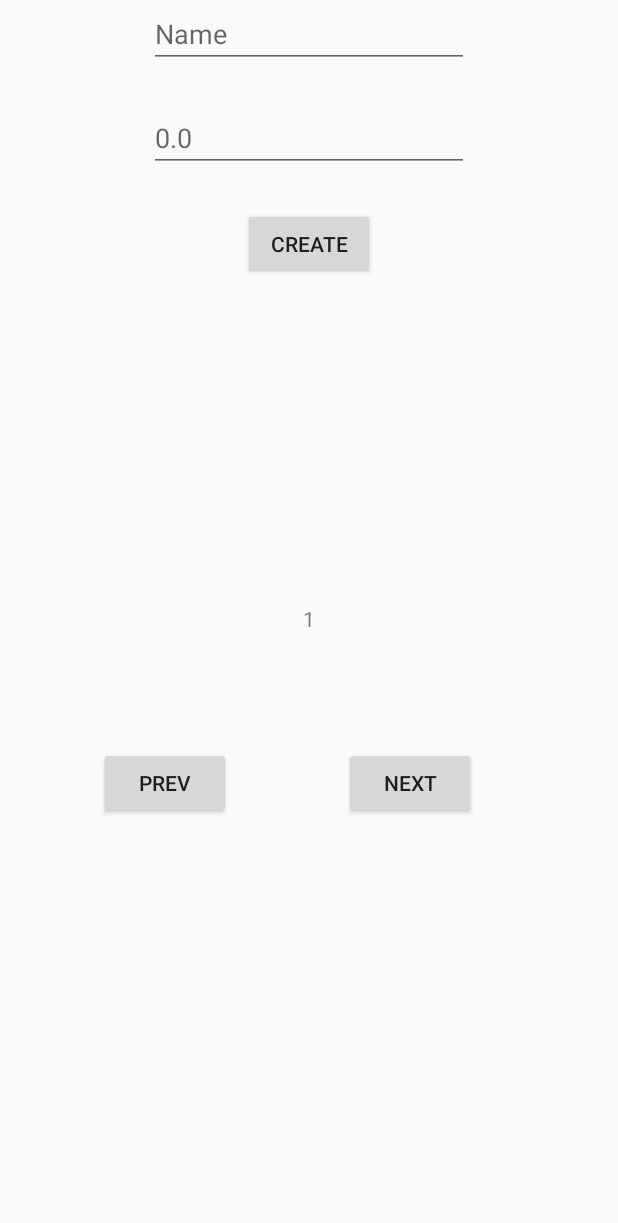
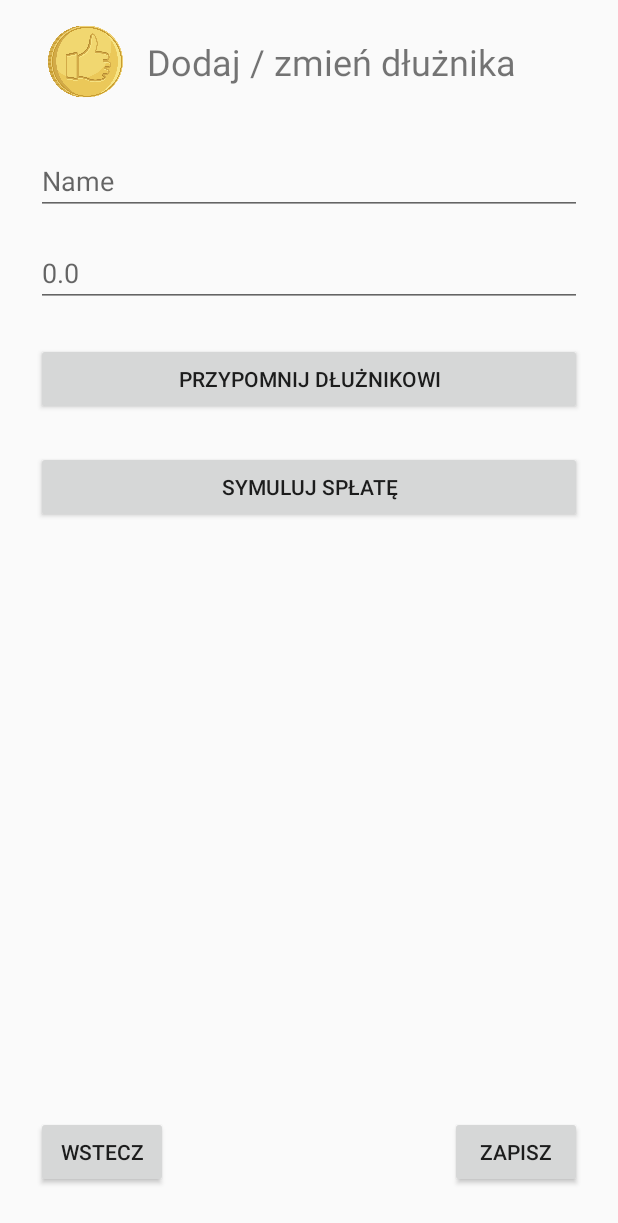
Before and after one commit to marcinm2h/Scrooge, an Android app: the screen it shows after launch (MainActivity), after a tap on an icon or button, on a phone screen of 412 x 824 dp. Shown: the top 1223 px of the screen. Run offline under Robolectric (Android 15) with nearby library versions, the phone set to English and light mode, and no system bars; our stand-ins replace Room's generated code, data binding.

Commit message:
CreateEdit mockup

```diff
--- a/app/src/main/java/mmoch/scrooge/fragment_create_edit_debt/CreateEditDebtFragment.kt
+++ b/app/src/main/java/mmoch/scrooge/fragment_create_edit_debt/CreateEditDebtFragment.kt
@@ -36,17 +36,17 @@ class CreateEditDebtFragment : Fragment() {
         binding.viewModel = viewModel
         binding.setLifecycleOwner(this)
 
-        binding.onCreateButton.setOnClickListener{
-            viewModel.onCreate()
-        }
-
-        binding.titleText.text = args.debtId.toString()
-
-        binding.buttonNext.setOnClickListener{
+//        binding.onCreateButton.setOnClickListener{
+//            viewModel.onCreate()
+//        }
+//
+//        binding.titleText.text = args.debtId.toString()
+//
+        binding.simulateButton.setOnClickListener{
             findNavController().navigate(R.id.action_createEditDebtFragment_to_payOffSimulatorFragment)
         }
 
-        binding.buttonPrev.setOnClickListener{
+        binding.backButton.setOnClickListener{
             findNavController().navigate(R.id.action_createEditDebtFragment_to_debtsListFragment)
         }
 
--- a/app/src/main/res/layout/fragment_create_edit_debt.xml
+++ b/app/src/main/res/layout/fragment_create_edit_debt.xml
@@ -15,72 +15,112 @@
         android:layout_height="match_parent"
         tools:context=".fragment_pay_off_simulator.PayOffSimulatorFragment">
 
+
+        <ImageView
+            android:id="@+id/logo_image"
+            android:layout_width="50dp"
+            android:layout_height="50dp"
+            android:layout_marginStart="32dp"
+            android:layout_marginTop="16dp"
+            android:contentDescription="@string/coin_icon"
+            app:layout_constraintHorizontal_chainStyle="packed"
+            app:layout_constraintStart_toStartOf="parent"
+            app:layout_constraintTop_toTopOf="parent"
+            app:srcCompat="@drawable/coin" />
+
+        <TextView
+            android:id="@+id/textView5"
+            android:layout_width="wrap_content"
+            android:layout_height="wrap_content"
+            android:layout_marginStart="16dp"
+            android:text="@string/create_edit_debtor"
+            android:textSize="24sp"
+            app:layout_constraintBottom_toBottomOf="@+id/logo_image"
+            app:layout_constraintStart_toEndOf="@+id/logo_image"
+            app:layout_constraintTop_toTopOf="@+id/logo_image" />
+
+
         <EditText
             android:id="@+id/debtor_name_input"
-            android:layout_width="wrap_content"
+            android:layout_width="0dp"
             android:layout_height="wrap_content"
+            android:layout_marginStart="24dp"
+            android:layout_marginTop="32dp"
+            android:layout_marginEnd="24dp"
             android:ems="10"
             android:hint="Name"
             android:inputType="textPersonName"
             android:text="@={viewModel.debtorNameInput}"
             app:layout_constraintEnd_toEndOf="parent"
             app:layout_constraintStart_toStartOf="parent"
-            app:layout_constraintTop_toTopOf="parent" />
+            app:layout_constraintTop_toBottomOf="@+id/logo_image" />
 
         <EditText
             android:id="@+id/amount_input"
-            android:layout_width="wrap_content"
+            android:layout_width="0dp"
             android:layout_height="wrap_content"
-            android:layout_marginTop="24dp"
+            android:layout_marginStart="24dp"
+            android:layout_marginTop="16dp"
+            android:layout_marginEnd="24dp"
             android:ems="10"
             android:hint="0.0"
+            android:inputType="numberDecimal"
             android:text="@={viewModel.amountInput}"
-            android:inputType="numberDecimal"
             app:layout_constraintEnd_toEndOf="parent"
             app:layout_constraintStart_toStartOf="parent"
             app:layout_constraintTop_toBottomOf="@+id/debtor_name_input" />
 
-        <TextView
-            android:id="@+id/title_text"
+        <Button
+            android:id="@+id/save_button"
             android:layout_width="wrap_content"
             android:layout_height="wrap_content"
-            android:text="CreateEditDebt"
+            android:layout_marginEnd="24dp"
+            android:layout_marginBottom="32dp"
+            android:text="@string/save"
             app:layout_constraintBottom_toBottomOf="parent"
             app:layout_constraintEnd_toEndOf="parent"
-            app:layout_constraintStart_toStartOf="parent"
-            app:layout_constraintTop_toTopOf="parent" />
+            app:layout_constraintHorizontal_bias="0.5"
+            app:layout_constraintHorizontal_chainStyle="spread_inside"
+            app:layout_constraintStart_toEndOf="@+id/back_button" />
 
         <Button
-            android:id="@+id/button_next"
+            android:id="@+id/back_button"
             android:layout_width="wrap_content"
             android:layout_height="wrap_content"
-            android:layout_marginTop="76dp"
-            android:text="Next"
-            app:layout_constraintEnd_toEndOf="parent"
-            app:layout_constraintHorizontal_bias="0.443"
-            app:layout_constraintStart_toEndOf="@+id/button_prev"
-            app:layout_constraintTop_toBottomOf="@+id/title_text" />
+            android:layout_marginStart="24dp"
+            android:layout_marginEnd="24dp"
+            android:layout_marginBottom="32dp"
+            android:text="@string/back"
+            app:layout_constraintBottom_toBottomOf="parent"
+            app:layout_constraintEnd_toStartOf="@+id/save_button"
+            app:layout_constraintHorizontal_bias="0.5"
+            app:layout_constraintHorizontal_chainStyle="spread_inside"
+            app:layout_constraintStart_toStartOf="parent" />
 
         <Button
-            android:id="@+id/button_prev"
-            android:layout_width="wrap_content"
+            android:id="@+id/share_button"
+            android:layout_width="0dp"
             android:layout_height="wrap_content"
-            android:layout_marginTop="76dp"
-            android:text="Prev"
-            app:layout_constraintEnd_toEndOf="parent"
-            app:layout_constraintHorizontal_bias="0.204"
-            app:layout_constraintStart_toStartOf="parent"
-            app:layout_constraintTop_toBottomOf="@+id/title_text" />
-
-        <Button
-            android:id="@+id/on_create_button"
-            android:layout_width="wrap_content"
-            android:layout_height="wrap_content"
+            android:layout_marginStart="24dp"
             android:layout_marginTop="24dp"
-            android:text="Create"
+            android:layout_marginEnd="24dp"
+            android:text="@string/remind_debtor"
             app:layout_constraintEnd_toEndOf="parent"
             app:layout_constraintStart_toStartOf="parent"
             app:layout_constraintTop_toBottomOf="@+id/amount_input" />
 
+        <Button
+            android:id="@+id/simulate_button"
+            android:layout_width="0dp"
+            android:layout_height="wrap_content"
+            android:layout_marginStart="24dp"
+            android:layout_marginTop="24dp"
+            android:layout_marginEnd="24dp"
+            android:text="@string/simulate"
+            app:layout_constraintEnd_toEndOf="parent"
+            app:layout_constraintHorizontal_bias="0.0"
+            app:layout_constraintStart_toStartOf="parent"
+            app:layout_constraintTop_toBottomOf="@+id/share_button" />
+
     </androidx.constraintlayout.widget.ConstraintLayout>
 </layout>
--- a/app/src/main/res/values/strings.xml
+++ b/app/src/main/res/values/strings.xml
@@ -11,4 +11,9 @@
     <string name="hello_second_fragment">Hello second fragment. Arg: %1$s</string>
     <string name="debts_list">Lista dłużników</string>
     <string name="coin_icon">Ikona monety</string>
+    <string name="create_edit_debtor">Dodaj / zmień dłużnika</string>
+    <string name="back">Wstecz</string>
+    <string name="save">Zapisz</string>
+    <string name="remind_debtor">Przypomnij dłużnikowi</string>
+    <string name="simulate">Symuluj spłatę</string>
 </resources>
```
